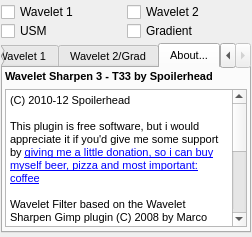
spoilerhead/asp_plugins, file WaveletSharpen/sph_wavelet_sharpen.ui: the form before one commit.
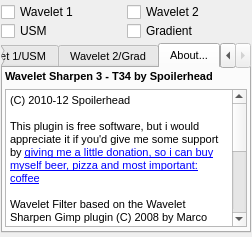
The form after the commit. The open tabs and pages were chosen to show the change. Custom widgets are drawn as their Qt base class.

Commit message: fixed tab order in ws

```diff
--- a/WaveletSharpen/sph_wavelet_sharpen.ui
+++ b/WaveletSharpen/sph_wavelet_sharpen.ui
@@ -204,7 +204,7 @@
      </property>
      <widget class="QWidget" name="USMTab">
       <attribute name="title">
-       <string extracomment="Tab Title, keep the order please">USM/Wavelet 1</string>
+       <string extracomment="Tab Title, keep the order please, keep it short">Wavelet 1/USM</string>
       </attribute>
       <layout class="QGridLayout" name="gridLayout_4">
        <property name="leftMargin">
@@ -1398,7 +1398,7 @@
           </font>
          </property>
          <property name="text">
-          <string notr="true" extracomment="version info">Wavelet Sharpen 3 - T33 by Spoilerhead</string>
+          <string notr="true" extracomment="version info">Wavelet Sharpen 3 - T34 by Spoilerhead</string>
          </property>
         </widget>
        </item>
```
Left out of the diff: 2 changed lines with no effect on the pictures.
